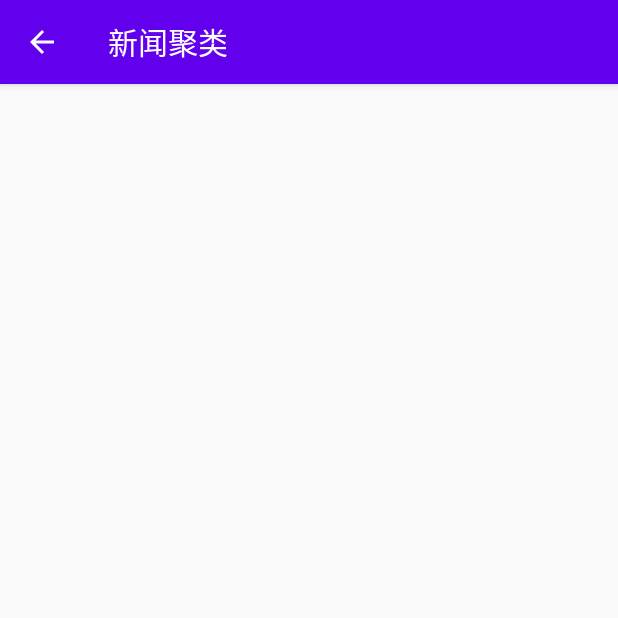
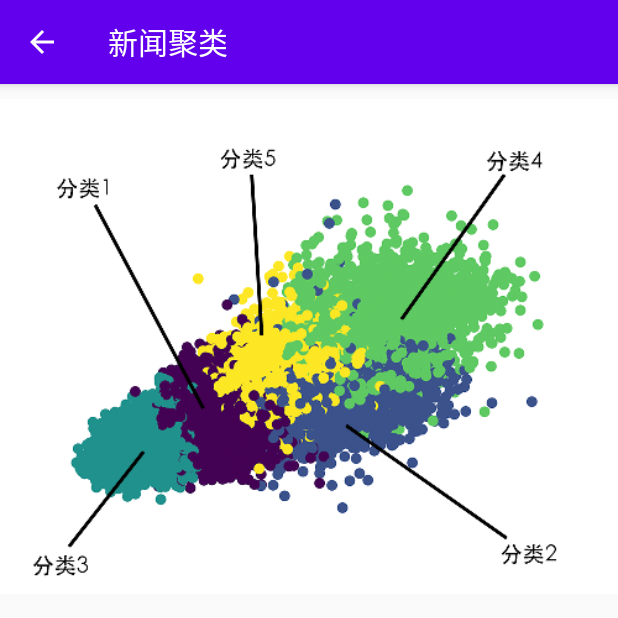
Before and after one commit to icycookies/newsapp, an Android app: the ClusterActivity screen opened directly, with no data from a screen before it, on a phone screen of 412 x 824 dp, the top half of it. Run offline under Robolectric (Android 15) with nearby library versions, the phone set to English and light mode, and no system bars; 2 statements that could not run were skipped.

Commit message:
fix bugs

```diff
--- a/app/src/main/java/com/java/luoyizhen/ClusterActivity.java
+++ b/app/src/main/java/com/java/luoyizhen/ClusterActivity.java
@@ -19,7 +19,7 @@ public class ClusterActivity extends AppCompatActivity {
 
     private int curCluster;
     private NewsList newsList;
-    private String[] keywords = new String[]{"新冠 武汉 疫情 殉职 确诊", "病毒 研究 团队 疫苗 治疗", "卫健委 钻石 公主 病例 通报", "cases new deaths united states", "first february events people report"};
+    private String[] keywords = new String[]{"新冠 武汉 疫情 殉职 确诊", "病毒 研究 团队 疫苗 治疗", "country deaths including japan italy", "cases new deaths united states", "first february events people report"};
     @Override
     protected void onCreate(Bundle savedInstanceState) {
         super.onCreate(savedInstanceState);
@@ -33,7 +33,7 @@ public class ClusterActivity extends AppCompatActivity {
         for (int i = 0; i < 5; i++){
             View view = LayoutInflater.from(this.getApplicationContext()).inflate(android.R.layout.simple_list_item_1, null);
             TextView textView = view.findViewById(android.R.id.text1);
-            textView.setText("分类" + i);
+            textView.setText("分类" + (i + 1));
             final int finalI = i;
             view.setOnClickListener(new View.OnClickListener() {
                 @Override
@@ -79,6 +79,7 @@ public class ClusterActivity extends AppCompatActivity {
         contentList.addView(view0);
         for (final News news : newsList.getAll()){
             final View view = LayoutInflater.from(this.getApplicationContext()).inflate(R.layout.news_item, null);
+            view.setPadding(20, 3, 20, 3);
             final TextView title = view.findViewById(R.id.title);
             final TextView publisher = view.findViewById(R.id.publisher);
             final TextView date = view.findViewById(R.id.date);
--- a/app/src/main/java/com/java/luoyizhen/ScholarActivity.java
+++ b/app/src/main/java/com/java/luoyizhen/ScholarActivity.java
@@ -8,6 +8,7 @@ import android.os.Bundle;
 import android.os.Handler;
 import android.os.Message;
 import android.telephony.mbms.MbmsErrors;
+import android.util.Log;
 import android.view.LayoutInflater;
 import android.view.MenuItem;
 import android.view.View;
@@ -79,8 +80,9 @@ public class ScholarActivity extends AppCompatActivity {
             view.setOnClickListener(new View.OnClickListener() {
                 @Override
                 public void onClick(View v) {
-                    if (scholar.getHomepage().equals("")){
-                        Toast.makeText(context, "该学者没有详细信息", Toast.LENGTH_SHORT);
+                    if (scholar.getHomepage() == null){
+                        Log.i("toast", "toast");
+                        Toast.makeText(context, "该学者没有详细信息", Toast.LENGTH_SHORT).show();
                         return;
                     }
                     Intent intent = new Intent();
--- a/app/src/main/res/layout/activity_cluster.xml
+++ b/app/src/main/res/layout/activity_cluster.xml
@@ -6,8 +6,11 @@
     android:layout_height="match_parent"
     tools:context=".ClusterActivity">
     <ScrollView
-        android:layout_width="wrap_content"
+        android:layout_width="match_parent"
         android:layout_height="match_parent">
+        <androidx.constraintlayout.widget.ConstraintLayout
+            android:layout_width="match_parent"
+            android:layout_height="wrap_content">
             <ImageView
                 android:layout_width="match_parent"
                 android:layout_height="350dp"
@@ -27,6 +30,7 @@
                 android:orientation="vertical"
                 app:layout_constraintTop_toBottomOf="@id/cluster_list"
                 android:id="@+id/cluster_content"/>
+        </androidx.constraintlayout.widget.ConstraintLayout>
     </ScrollView>
 
 </androidx.constraintlayout.widget.ConstraintLayout>
```
Also changed, not shown: app/src/main/java/com/java/luoyizhen/ItemNewsActivity.java (+25 -3 lines). Lines whose indentation alone changed are shown as unchanged.
